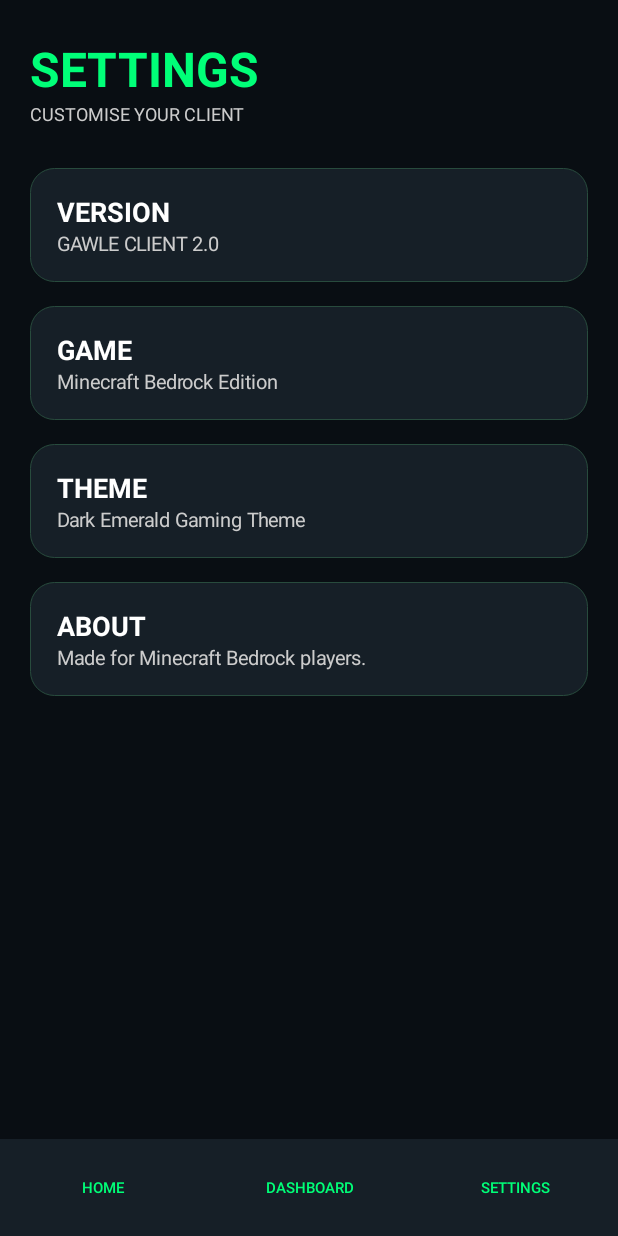
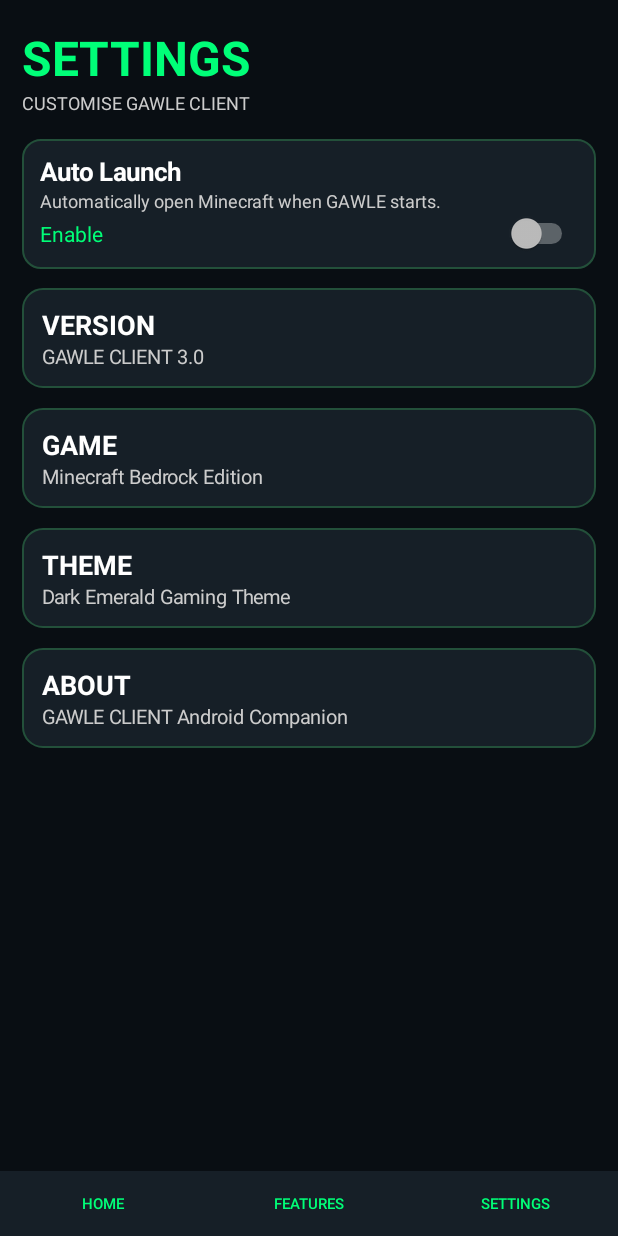
Before and after one commit to blakeredden94-debug/Gawle-client, an Android app: the screen it shows after launch (MainActivity), after a tap on "SETTINGS", on a phone screen of 412 x 824 dp. Run offline under Robolectric (Android 15) with nearby library versions, the phone set to English and light mode, and no system bars; 3 other taps on this screen came first.

Commit message:
Update MainActivity.kt

```diff
--- a/app/src/main/java/com/gawle/client/MainActivity.kt
+++ b/app/src/main/java/com/gawle/client/MainActivity.kt
@@ -2,26 +2,26 @@ package com.gawle.client
 
 import android.app.Activity
 import android.os.Bundle
-import android.content.Intent
 import android.graphics.Color
 import android.graphics.Typeface
 import android.graphics.drawable.GradientDrawable
 import android.view.Gravity
 import android.widget.*
+import android.content.SharedPreferences
 
 class MainActivity : Activity() {
 
     private val green = Color.rgb(0, 255, 120)
     private val dark = Color.rgb(9, 14, 19)
     private val panel = Color.rgb(22, 31, 39)
-    private val white = Color.WHITE
+
     private lateinit var content: LinearLayout
-
-    private fun dp(value: Int): Int =
-        (value * resources.displayMetrics.density).toInt()
+    private lateinit var prefs: SharedPreferences
 
     override fun onCreate(savedInstanceState: Bundle?) {
         super.onCreate(savedInstanceState)
+
+        prefs = getSharedPreferences("gawle_settings", MODE_PRIVATE)
 
         window.statusBarColor = dark
         window.navigationBarColor = dark
@@ -33,7 +33,7 @@ class MainActivity : Activity() {
 
         content = LinearLayout(this).apply {
             orientation = LinearLayout.VERTICAL
-            setPadding(dp(20), dp(24), dp(20), dp(25))
+            setPadding(22, 25, 22, 25)
         }
 
         val scroll = ScrollView(this)
@@ -47,24 +47,26 @@ class MainActivity : Activity() {
             setBackgroundColor(panel)
         }
 
-        listOf("HOME", "DASHBOARD", "SETTINGS").forEach { tab ->
+        listOf("HOME", "FEATURES", "SETTINGS").forEach { tab ->
             val button = Button(this).apply {
                 text = tab
                 textSize = 10f
                 setTextColor(green)
                 setBackgroundColor(Color.TRANSPARENT)
-                setOnClickListener {
-                    showPage(tab)
-                }
+                setOnClickListener { showPage(tab) }
             }
 
-            nav.addView(button, LinearLayout.LayoutParams(0, dp(65), 1f))
+            nav.addView(button, LinearLayout.LayoutParams(0, 65, 1f))
         }
 
         root.addView(nav)
         setContentView(root)
 
         showPage("HOME")
+
+        if (prefs.getBoolean("auto_launch", false)) {
+            launchMinecraft()
+        }
     }
 
     private fun showPage(page: String) {
@@ -72,7 +74,7 @@ class MainActivity : Activity() {
 
         when (page) {
             "HOME" -> homePage()
-            "DASHBOARD" -> dashboardPage()
+            "FEATURES" -> featuresPage()
             "SETTINGS" -> settingsPage()
         }
     }
@@ -83,61 +85,39 @@ class MainActivity : Activity() {
         color: Int,
         bold: Boolean = false
     ) {
-        val view = TextView(this).apply {
-            text = value
+        val text = TextView(this).apply {
+            this.text = value
             textSize = size
             setTextColor(color)
             if (bold) typeface = Typeface.DEFAULT_BOLD
         }
 
-        content.addView(view)
+        content.addView(text)
     }
 
     private fun addGap(height: Int) {
         content.addView(
             LinearLayout(this),
-            LinearLayout.LayoutParams(1, dp(height))
+            LinearLayout.LayoutParams(1, height)
         )
-    }
-
-    private fun addButton(
-        label: String,
-        backgroundColor: Int,
-        textColor: Int,
-        action: () -> Unit
-    ) {
-        val button = Button(this).apply {
-            text = label
-            textSize = 15f
-            setTextColor(textColor)
-            typeface = Typeface.DEFAULT_BOLD
-            background = GradientDrawable().apply {
-                setColor(backgroundColor)
-                cornerRadius = dp(14).toFloat()
-            }
-            setOnClickListener { action() }
-        }
-
-        val params = LinearLayout.LayoutParams(-1, dp(60))
-        params.setMargins(0, dp(8), 0, dp(8))
-        content.addView(button, params)
     }
 
     private fun addCard(title: String, description: String) {
         val card = LinearLayout(this).apply {
             orientation = LinearLayout.VERTICAL
-            setPadding(dp(18), dp(17), dp(18), dp(17))
+            setPadding(20, 18, 20, 18)
+
             background = GradientDrawable().apply {
                 setColor(panel)
-                cornerRadius = dp(16).toFloat()
-                setStroke(dp(1), Color.rgb(40, 75, 61))
+                cornerRadius = 20f
+                setStroke(2, Color.rgb(35, 80, 58))
             }
         }
 
         val heading = TextView(this).apply {
             text = title
             textSize = 18f
-            setTextColor(white)
+            setTextColor(Color.WHITE)
             typeface = Typeface.DEFAULT_BOLD
         }
 
@@ -151,7 +131,63 @@ class MainActivity : Activity() {
         card.addView(info)
 
         val params = LinearLayout.LayoutParams(-1, -2)
-        params.setMargins(0, dp(8), 0, dp(8))
+        params.setMargins(0, 10, 0, 10)
+        content.addView(card, params)
+    }
+
+    private fun addSwitch(
+        title: String,
+        description: String,
+        key: String,
+        defaultValue: Boolean = false
+    ) {
+        val card = LinearLayout(this).apply {
+            orientation = LinearLayout.VERTICAL
+            setPadding(18, 15, 18, 15)
+
+            background = GradientDrawable().apply {
+                setColor(panel)
+                cornerRadius = 18f
+                setStroke(2, Color.rgb(35, 80, 58))
+            }
+        }
+
+        val heading = TextView(this).apply {
+            text = title
+            textSize = 17f
+            setTextColor(Color.WHITE)
+            typeface = Typeface.DEFAULT_BOLD
+        }
+
+        val info = TextView(this).apply {
+            text = description
+            textSize = 12f
+            setTextColor(Color.LTGRAY)
+        }
+
+        val toggle = Switch(this).apply {
+            text = "Enable"
+            textSize = 14f
+            setTextColor(green)
+            isChecked = prefs.getBoolean(key, defaultValue)
+
+            setOnCheckedChangeListener { _, checked ->
+                prefs.edit().putBoolean(key, checked).apply()
+
+                Toast.makeText(
+                    this@MainActivity,
+                    if (checked) "$title enabled" else "$title disabled",
+                    Toast.LENGTH_SHORT
+                ).show()
+            }
+        }
+
+        card.addView(heading)
+        card.addView(info)
+        card.addView(toggle)
+
+        val params = LinearLayout.LayoutParams(-1, -2)
+        params.setMargins(0, 9, 0, 9)
         content.addView(card, params)
     }
 
@@ -166,111 +202,122 @@ class MainActivity : Activity() {
             Toast.makeText(
                 this,
                 "Minecraft not found!",
-                Toast.LENGTH_SHORT
+                Toast.LENGTH_LONG
             ).show()
         }
     }
 
     private fun homePage() {
-        addText("GAWLE", 38f, green, true)
-        addText("CLIENT", 27f, white, true)
-        addText("THE ULTIMATE BEDROCK COMPANION", 11f, Color.LTGRAY)
+        addText("GAWLE", 40f, green, true)
+        addText("CLIENT 3.0", 25f, Color.WHITE, true)
+
+        addText(
+            "MINECRAFT BEDROCK COMPANION",
+            12f,
+            Color.LTGRAY
+        )
 
         addGap(25)
 
         addCard(
             "CLIENT STATUS",
-            "● READY TO LAUNCH"
+            "● GAWLE CLIENT READY"
         )
+
+        val launch = Button(this).apply {
+            text = "▶  LAUNCH MINECRAFT"
+            textSize = 17f
+            setTextColor(Color.BLACK)
+            typeface = Typeface.DEFAULT_BOLD
+
+            background = GradientDrawable().apply {
+                setColor(green)
+                cornerRadius = 18f
+            }
+
+            setOnClickListener {
+                launchMinecraft()
+            }
+        }
+
+        val params = LinearLayout.LayoutParams(-1, 65)
+        params.setMargins(0, 20, 0, 20)
+        content.addView(launch, params)
+
+        addButtonDashboard()
+    }
+
+    private fun addButtonDashboard() {
+        val button = Button(this).apply {
+            text = "OPEN CLIENT FEATURES"
+            setTextColor(green)
+            setBackgroundColor(panel)
+            setOnClickListener {
+                showPage("FEATURES")
+            }
+        }
+
+        content.addView(
+            button,
+            LinearLayout.LayoutParams(-1, 60)
+        )
+    }
+
+    private fun featuresPage() {
+        addText("CLIENT FEATURES", 29f, green, true)
+        addText("MANAGE YOUR MODULES", 12f, Color.LTGRAY)
 
         addGap(15)
 
-        addButton(
-            "▶  PLAY MINECRAFT",
-            green,
-            Color.BLACK
-        ) {
-            launchMinecraft()
-        }
-
-        addButton(
-            "OPEN CLIENT DASHBOARD",
-            panel,
-            green
-        ) {
-            showPage("DASHBOARD")
-        }
-
-        addGap(20)
-
-        addText("WELCOME BACK", 22f, white, true)
-        addGap(8)
-
-        addText(
-            "Your Minecraft experience starts here.",
-            14f,
-            Color.LTGRAY
+        addSwitch(
+            "Zoom",
+            "Zoom integration - requires Minecraft support.",
+            "zoom"
         )
 
-        addGap(12)
-
-        addCard(
-            "YOUR CLIENT",
-            "Explore your GAWLE CLIENT dashboard."
+        addSwitch(
+            "Shulker Peek",
+            "Shulker preview integration - requires Minecraft support.",
+            "shulker"
         )
 
-        addCard(
-            "CUSTOM FEATURES",
-            "Discover the modules being developed."
+        addSwitch(
+            "Left-handed Mode",
+            "Left-handed preference - requires Minecraft support.",
+            "left_handed"
         )
-    }
-
-    private fun dashboardPage() {
-        addText("CLIENT", 16f, Color.LTGRAY, true)
-        addText("DASHBOARD", 32f, green, true)
-
-        addGap(10)
-
-        addCard(
-            "ZOOM",
-            "In-game zoom support. Development planned."
-        )
-
-        addCard(
-            "SHULKER PEEK",
-            "Shulker contents preview. Add-on integration required."
-        )
-
-        addCard(
-            "LEFT-HANDED MODE",
-            "Left-handed controls. Development planned."
-        )
-
-        addCard(
-            "CLIENT INFORMATION",
-            "GAWLE CLIENT Android companion."
-        )
-
-        addGap(15)
-
-        addButton(
-            "▶  LAUNCH MINECRAFT",
-            green,
-            Color.BLACK
-        ) {
-            launchMinecraft()
-        }
     }
 
     private fun settingsPage() {
         addText("SETTINGS", 32f, green, true)
-        addText("CUSTOMISE YOUR CLIENT", 12f, Color.LTGRAY)
+        addText("CUSTOMISE GAWLE CLIENT", 12f, Color.LTGRAY)
 
-        addGap(20)
+        addGap(15)
 
-        addCard("VERSION", "GAWLE CLIENT 2.0")
-        addCard("GAME", "Minecraft Bedrock Edition")
-        addCard("THEME", "Dark Emerald Gaming Theme")
-        addCard("ABOUT", "Made for Minecraft Bedrock players.")
+        addSwitch(
+            "Auto Launch",
+            "Automatically open Minecraft when GAWLE starts.",
+            "auto_launch"
+        )
+
+        addCard(
+            "VERSION",
+            "GAWLE CLIENT 3.0"
+        )
+
+        addCard(
+            "GAME",
+            "Minecraft Bedrock Edition"
+        )
+
+        addCard(
+            "THEME",
+            "Dark Emerald Gaming Theme"
+        )
+
+        addCard(
+            "ABOUT",
+            "GAWLE CLIENT Android Companion"
+        )
     }
 }
```
